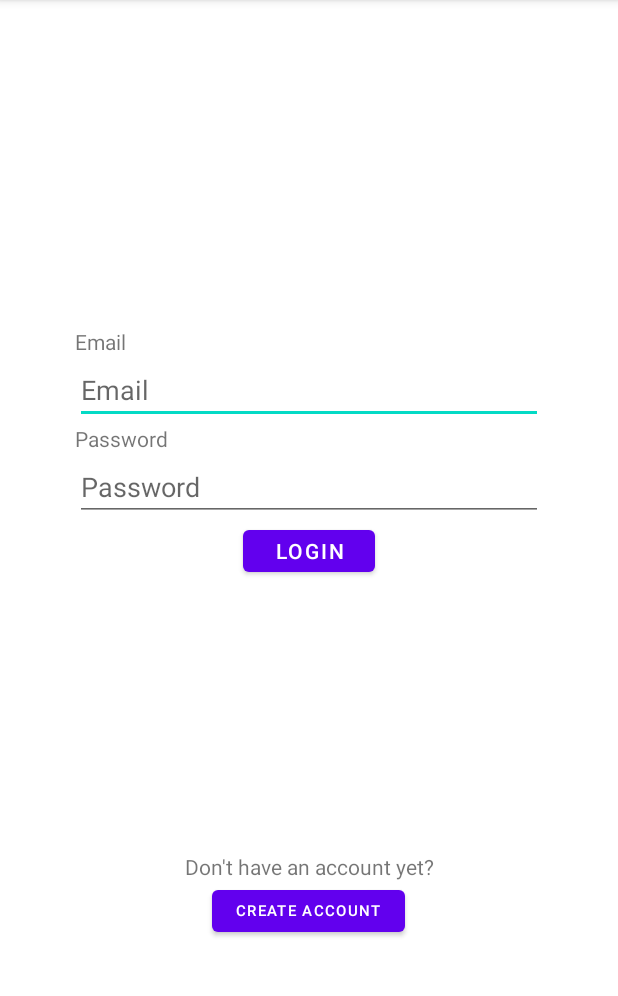
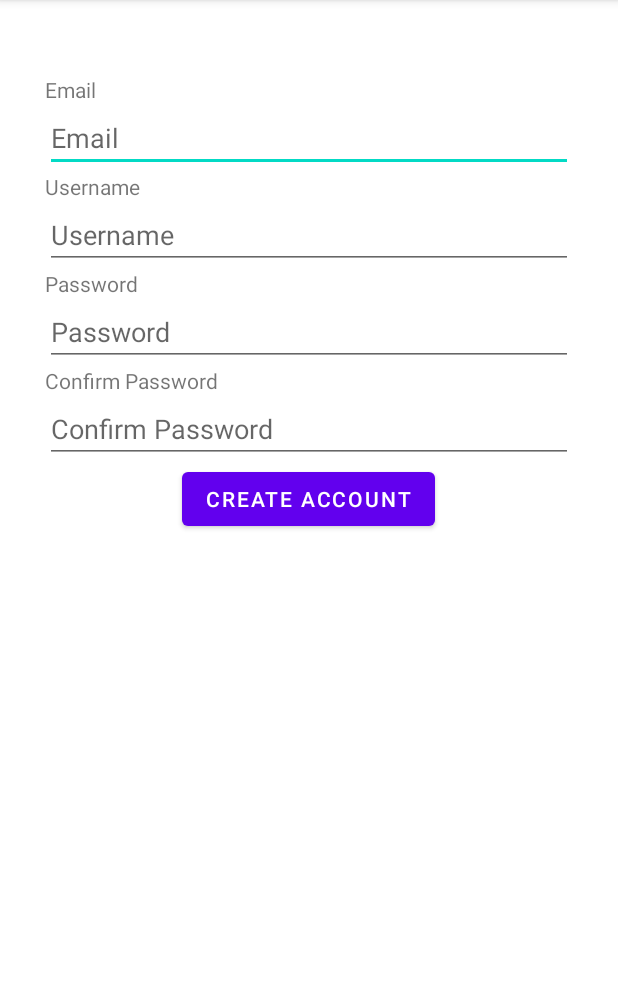
Before and after one commit to ShayGeko/Multimeter, an Android app: the CreateAccountActivity screen opened directly, with no data from a screen before it, on a phone screen of 412 x 824 dp, the part 84-1080 px from its top. Run offline under Robolectric (Android 15) with nearby library versions, the light colour scheme and no system bars; libraries missing offline, so code that uses them is left out: io.realm.kotlin.

Commit message:
:sparkles: register works

```diff
--- a/app/src/main/java/com/untitled/multimeter/createAccount/CreateAccountActivity.kt
+++ b/app/src/main/java/com/untitled/multimeter/createAccount/CreateAccountActivity.kt
@@ -10,29 +10,37 @@ import androidx.lifecycle.ViewModelProvider
 import com.untitled.multimeter.MultimeterApp.Companion.APPLICATION_TAG
 import com.untitled.multimeter.R
 import com.untitled.multimeter.UserViewModelFactory
+import com.untitled.multimeter.data.model.UserInfo
 import io.realm.kotlin.mongodb.exceptions.ConnectionException
 import io.realm.kotlin.mongodb.exceptions.InvalidCredentialsException
+import io.realm.kotlin.mongodb.exceptions.UserAlreadyExistsException
+import io.realm.kotlin.types.ObjectId
 
 class CreateAccountActivity : AppCompatActivity() {
     private lateinit var emailEditText: EditText
+    private lateinit var usernameEditText: EditText
     private lateinit var passwordEditText: EditText
-    private lateinit var registerBtn : Button
+    private lateinit var confirmPasswordEditText: EditText
+    private lateinit var createAccountBtn : Button
     private lateinit var viewModel: CreateAccountViewModel
 
     override fun onCreate(savedInstanceState: Bundle?) {
         super.onCreate(savedInstanceState)
-        setContentView(R.layout.activity_login)
+        setContentView(R.layout.activity_create_account)
 
+        // get the viewmodel
         val viewModelFactory = UserViewModelFactory(application)
         viewModel = ViewModelProvider(this, viewModelFactory).get(CreateAccountViewModel::class.java)
 
         // get the views
         emailEditText = findViewById(R.id.email_edittext)
+        usernameEditText = findViewById(R.id.username_edittext)
         passwordEditText = findViewById(R.id.password_edittext)
-        registerBtn = findViewById(R.id.register_btn)
+        confirmPasswordEditText = findViewById(R.id.confirm_password_edittext)
+        createAccountBtn = findViewById(R.id.create_account_btn)
 
         // add listeners
-        registerBtn.setOnClickListener { registerUser() }
+        createAccountBtn.setOnClickListener { registerUser() }
     }
 
     /**
@@ -42,26 +50,49 @@ class CreateAccountActivity : AppCompatActivity() {
      * or displays the error in a Toast otherwise
      */
     private fun registerUser(){
-        val username = emailEditText.text.toString()
+        val email = emailEditText.text.toString()
+        val username = usernameEditText.text.toString()
         val password = passwordEditText.text.toString()
+        val confirmPassword = confirmPasswordEditText.text.toString()
+
+        // make sure all the fields are filled
+        if(email.isEmpty() || username.isEmpty() || password.isEmpty() || confirmPassword.isEmpty()){
+            showErrorMessage("Please fill out every field")
+            return
+        }
+
+        // make sure the passwords match
+        if(password != confirmPassword){
+            showErrorMessage("Passwords do not match!")
+            return
+        }
+
 
         // disable the login button while waiting response from server,
         // so that the user cannot send several login requests
 
-        // send login request, await response
-        viewModel.registerUser(username, password).observe(this) {
-
-            // once request is received, enable the login button
+        // send register request, await response
+        viewModel.registerUser(email, password).observe(this) {
 
             // if result is successful, return to the main activity
             it.onSuccess {
+                // TODO: add custom user data
+//                val userInfo = UserInfo().apply {
+//                    this.id = ObjectId.Companion.from(it.identity)
+//                    this.email = email
+//                    this.userName = username
+//                }
+//
+//
+//                viewModel.addUserData(userInfo);
+                Toast.makeText(this, "Registered successfully!", Toast.LENGTH_LONG).show()
                 finish()
             }
             // otherwise, display error to the user
             it.onFailure { ex : Throwable ->
                 when(ex){
-                    is InvalidCredentialsException -> {
-                        showErrorMessage("Invalid username or password")
+                    is UserAlreadyExistsException -> {
+                        showErrorMessage("User with the specified email already exists")
                     }
                     is ConnectionException -> {showErrorMessage("Could not connect to the server. Please check your internet connection")}
                     else -> {
--- a/app/src/main/java/com/untitled/multimeter/createAccount/CreateAccountViewModel.kt
+++ b/app/src/main/java/com/untitled/multimeter/createAccount/CreateAccountViewModel.kt
@@ -2,23 +2,44 @@ package com.untitled.multimeter.createAccount
 
 import androidx.lifecycle.LiveData
 import androidx.lifecycle.ViewModel
+import com.untitled.multimeter.data.model.UserInfo
 import com.untitled.multimeter.data.source.UserRepository
 import io.realm.kotlin.mongodb.User
 
 class CreateAccountViewModel(private val repository: UserRepository) : ViewModel() {
 
     /**
-     * Attempts to login the user with the specified username and password
+     * Attempts to register the user with the specified email and password
      *
-     * @param username username
+     * @param email email
      * @param password password
      *
      * @return
      * LiveData of acquired User wrapped in Result class on success,
      * and error wrapped in Result otherwise
      */
-    fun registerUser(username: String, password: String) : LiveData<Result<User>> {
-        return repository.login(username, password)
+    fun registerUser(email: String, password: String) : LiveData<Result<Unit>> {
+        return repository.register(email, password)
+    }
+    /**
+     * Attempts to login the user with the specified email and password
+     *
+     * @param email email
+     * @param password password
+     *
+     * @return
+     * LiveData of acquired User wrapped in Result class on success,
+     * and error wrapped in Result otherwise
+     */
+    fun login(email: String, password: String) : LiveData<Result<User>> {
+        return repository.login(email, password)
     }
 
+    /**
+     * Adds the addition user info
+     *
+     */
+    fun addUserData(userInfo: UserInfo){
+
+    }
 }
--- a/app/src/main/java/com/untitled/multimeter/data/source/UserRepository.kt
+++ b/app/src/main/java/com/untitled/multimeter/data/source/UserRepository.kt
@@ -17,19 +17,21 @@ import kotlinx.coroutines.launch
 class UserRepository {
 
     /**
-     * Attempts to login the user with the specified login and password
+     * Attempts to login the user with the specified email and password
      *
-     * @param username - username
+     * @param email - email
      * @param password - password
      * @returns
+     * LiveData of acquired User wrapped in Result class on success,
+     * and error wrapped in Result otherwise
      */
-    fun login(username: String, password: String) : LiveData<Result<User>> {
+    fun login(email: String, password: String) : LiveData<Result<User>> {
         val loginResult = MutableLiveData<Result<User>> ()
         CoroutineScope(Dispatchers.IO).launch {
             // fancy try-catch block
             runCatching {
                 // create the Credentials object from username and password
-                val credentials = Credentials.emailPassword(username, password)
+                val credentials = Credentials.emailPassword(email, password)
 
                 // login, get the user with matched credentials or throw an exception
                 // output will be wrapped in Result, because of runCatching{}
@@ -45,4 +47,30 @@ class UserRepository {
 
         return loginResult
     }
+    /**
+     * Attempts to register the user with the specified email and password
+     *
+     * @param email - email
+     * @param password - password
+     * @returns
+     */
+    fun register(email: String, password: String) : LiveData<Result<Unit>> {
+        val registerResult = MutableLiveData<Result<Unit>> ()
+        CoroutineScope(Dispatchers.IO).launch {
+            // fancy try-catch block
+            runCatching {
+
+                // try to register the user with the provided email and password
+                MultimeterApp.realmApp.emailPasswordAuth.registerUser(email, password)
+            } // if no exception was thrown, propagate the successful Result
+                .onSuccess {
+                    registerResult.postValue(Result.success(Unit))
+                } // otherwise, propagate the failed result
+                .onFailure { exception : Throwable ->
+                    registerResult.postValue(Result.failure(exception))
+                }
+        }
+
+        return registerResult
+    }
 }
--- a/app/src/main/res/layout/activity_create_account.xml
+++ b/app/src/main/res/layout/activity_create_account.xml
@@ -2,5 +2,58 @@
 <ScrollView xmlns:android="http://schemas.android.com/apk/res/android"
     android:layout_width="match_parent"
     android:layout_height="match_parent">
+    <LinearLayout
+        android:layout_width="match_parent"
+        android:layout_height="wrap_content"
+        android:orientation="vertical"
+        android:layout_marginHorizontal="30dp"
+        android:layout_marginTop="50dp">
+        <TextView
+            android:layout_width="match_parent"
+            android:layout_height="wrap_content"
+            android:text="@string/email"/>
+        <EditText
+            android:id="@+id/email_edittext"
+            android:layout_width="match_parent"
+            android:layout_height="wrap_content"
+            android:inputType="textEmailAddress"
+            android:hint="@string/email"/>
+        <TextView
+            android:layout_width="match_parent"
+            android:layout_height="wrap_content"
+            android:text="Username"/>
+        <EditText
+            android:id="@+id/username_edittext"
+            android:layout_width="match_parent"
+            android:layout_height="wrap_content"
+            android:inputType="text"
+            android:hint="@string/username"/>
+        <TextView
+            android:layout_width="match_parent"
+            android:layout_height="wrap_content"
+            android:text="@string/password"/>
+        <EditText
+            android:id="@+id/password_edittext"
+            android:layout_width="match_parent"
+            android:layout_height="wrap_content"
+            android:inputType="textPassword"
+            android:hint="@string/password"/>
+        <TextView
+            android:layout_width="match_parent"
+            android:layout_height="wrap_content"
+            android:text="@string/confirm_password"/>
+        <EditText
+            android:id="@+id/confirm_password_edittext"
+            android:layout_width="match_parent"
+            android:layout_height="wrap_content"
+            android:inputType="textPassword"
+            android:hint="@string/confirm_password"/>
 
+        <Button
+            android:id="@+id/create_account_btn"
+            android:layout_width="wrap_content"
+            android:layout_height="wrap_content"
+            android:layout_gravity="center"
+            android:text="@string/createAccount"/>
+    </LinearLayout>
 </ScrollView>
--- a/app/src/main/res/values/strings.xml
+++ b/app/src/main/res/values/strings.xml
@@ -6,4 +6,9 @@
     <string name="createAccount">Create Account</string>
     <string name="or">OR</string>
     <string name="log_out">log out</string>
+    <string name="email_mandatory_field">Email*</string>
+    <string name="username">Username</string>
+    <string name="password_mandatory_field">Password*</string>
+    <string name="confirm_password_mandatory_field">Confirm password*</string>
+    <string name="confirm_password">Confirm Password</string>
 </resources>
```
Also changed, not shown: app/src/main/java/com/untitled/multimeter/login/LoginActivity.kt (+9 -4 lines).
